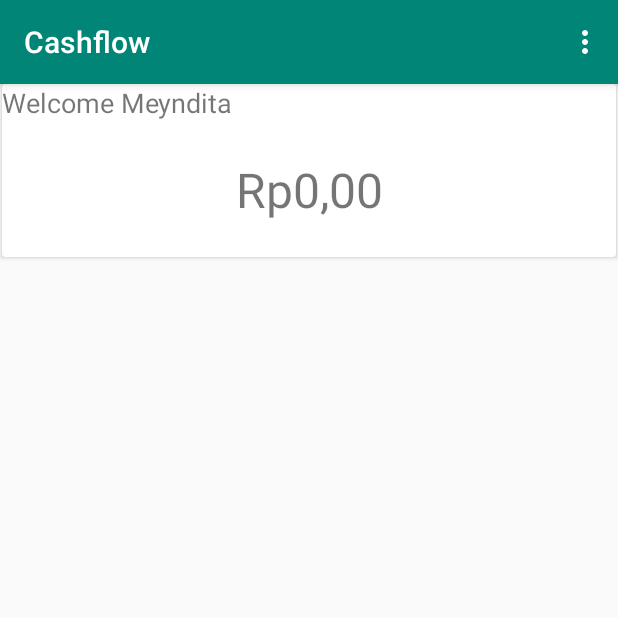
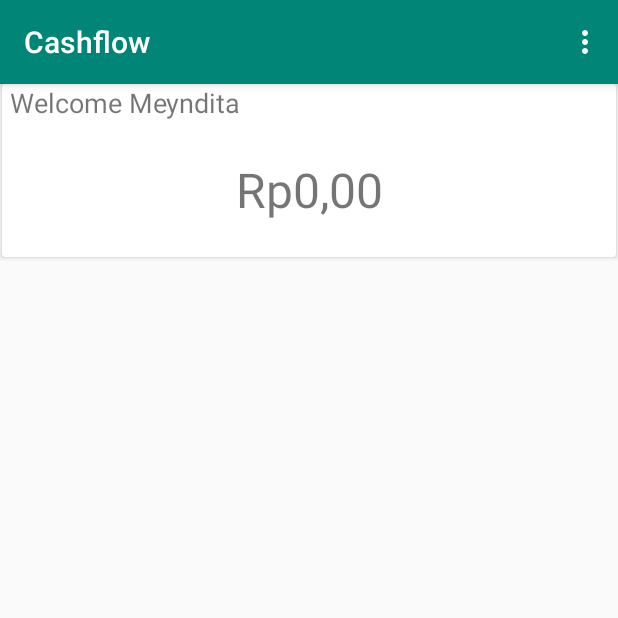
Before and after one commit to Meyndita/Cashflow, an Android app: the MainActivity screen opened directly, with no data from a screen before it, on a phone screen of 412 x 824 dp, the top half of it. Run offline under Robolectric (Android 15) with nearby library versions, the phone set to English and light mode, and no system bars; 1 statement that could not run was skipped.

Commit message:
commitcashflow1

```diff
--- a/app/src/main/res/layout/content_main.xml
+++ b/app/src/main/res/layout/content_main.xml
@@ -30,6 +30,7 @@
                 android:layout_width="0dp"
                 android:layout_height="wrap_content"
                 android:textSize="18sp"
+                android:layout_marginLeft="5dp"
                 app:layout_constraintEnd_toEndOf="parent"
                 app:layout_constraintStart_toStartOf="parent"
                 app:layout_constraintTop_toTopOf="parent"
```
